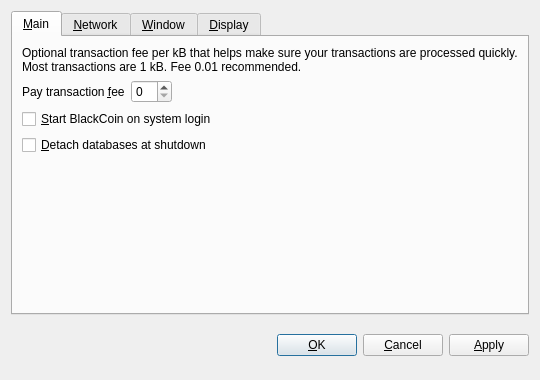
Qt form src/qt/forms/optionsdialog.ui (bogatyrov/valorbit) before a commit.
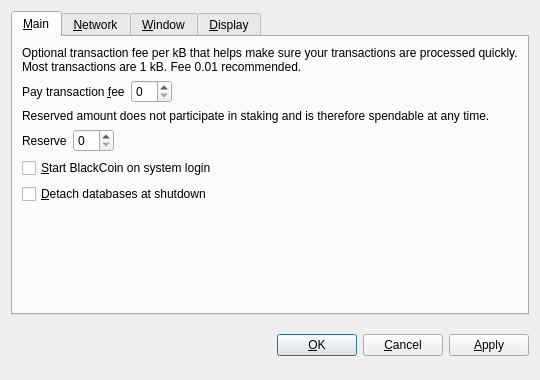
The same form after that commit. Custom widgets are drawn as their Qt base class.

Commit message: expose reserving balance in gui

What changed in the file:
```diff
--- a/src/qt/forms/optionsdialog.ui
+++ b/src/qt/forms/optionsdialog.ui
@@ -62,7 +62,53 @@
           <widget class="BitcoinAmountField" name="transactionFee"/>
          </item>
          <item>
-          <spacer name="horizontalSpacer_Main">
+          <spacer name="horizontalSpacerFee">
+           <property name="orientation">
+            <enum>Qt::Horizontal</enum>
+           </property>
+           <property name="sizeHint" stdset="0">
+            <size>
+             <width>40</width>
+             <height>20</height>
+            </size>
+           </property>
+          </spacer>
+         </item>
+        </layout>
+       </item>
+       <item>
+        <widget class="QLabel" name="reserveBalanceInfoLabel">
+         <property name="text">
+          <string>Reserved amount does not participate in staking and is therefore spendable at any time.</string>
+         </property>
+         <property name="textFormat">
+          <enum>Qt::PlainText</enum>
+         </property>
+         <property name="wordWrap">
+          <bool>true</bool>
+         </property>
+        </widget>
+       </item>
+       <item>
+        <layout class="QHBoxLayout" name="horizontalLayoutReserveBalance">
+         <item>
+          <widget class="QLabel" name="reserveBalanceLabel">
+           <property name="text">
+            <string>Reserve</string>
+           </property>
+           <property name="textFormat">
+            <enum>Qt::PlainText</enum>
+           </property>
+           <property name="buddy">
+            <cstring>reserveBalance</cstring>
+           </property>
+          </widget>
+         </item>
+         <item>
+          <widget class="BitcoinAmountField" name="reserveBalance"/>
+         </item>
+         <item>
+          <spacer name="horizontalSpacerReserveBalance">
            <property name="orientation">
             <enum>Qt::Horizontal</enum>
            </property>
```
Left out of the diff: 2 changed lines with no effect on the pictures. The commit also changes 3 other files.
